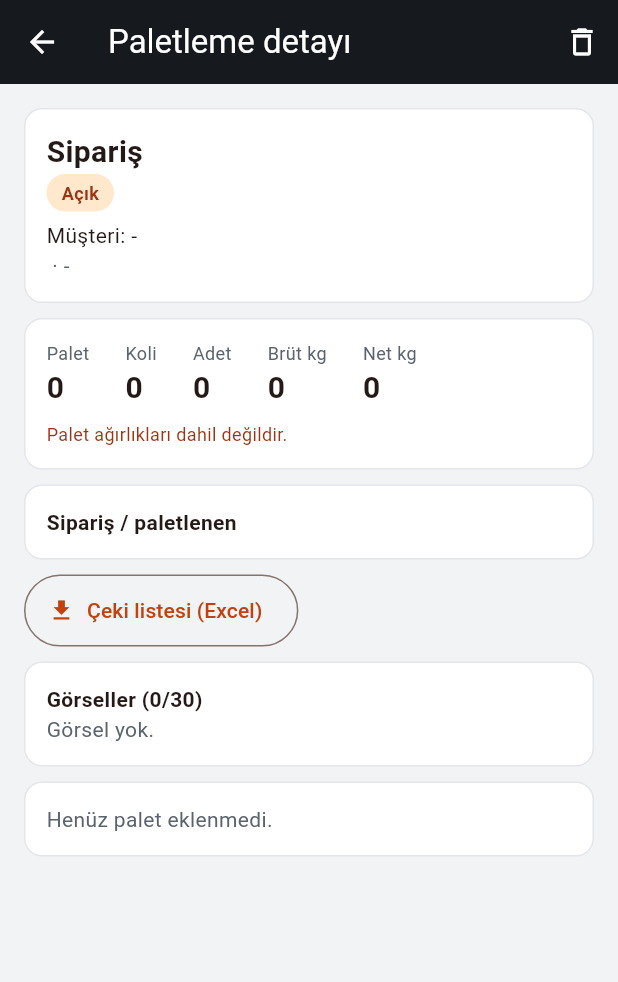
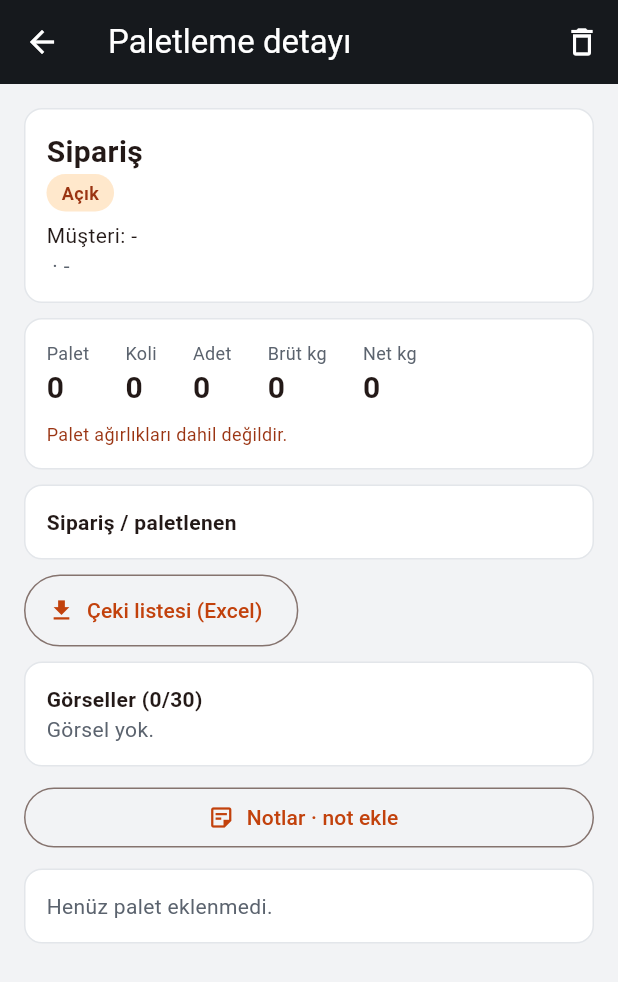
Before and after one commit to guraybilecen19791981-hub/Ariza-takip-, a Flutter app: the PalletDetailPage screen opened directly with empty values, on a phone screen of 412 x 824 dp. Shown: the top 982 px of the screen. Run offline on Flutter 3.47's test engine with Material 3 defaults, Android fonts, the phone set to English and light mode, and no system bars; our stand-ins replace cloud_firestore, firebase_auth, firebase_core, firebase_storage, flutter_local_notifications, image_picker and 1 more; missing offline and left inert: excel; accounts and stored records are empty.

Commit message:
Add files via upload

```diff
--- a/lib/main.dart
+++ b/lib/main.dart
@@ -22,6 +22,7 @@ part 'pallet.dart';
 part 'machine.dart';
 part 'mfault.dart';
 part 'account.dart';
+part 'notes.dart';
 
 // ---------------------------------------------------------------------------
 // Ayarlar
--- /dev/null
+++ b/lib/notes.dart
@@ -0,0 +1,224 @@
+part of 'main.dart';
+
+// ---------------------------------------------------------------------------
+// Notlar: Sargı / Üretim makineleri (sipariş ya da makine), Paketleme ve Paletleme siparişlerine
+// istenildiği kadar not eklenir. Notlar raporlarda ve Excel'de görünür.
+// ---------------------------------------------------------------------------
+
+const Map<String, String> kNoteModules = {'sargi': 'Sargı makineleri', 'uretim': 'Üretim makineleri', 'paketleme': 'Paketleme', 'paletleme': 'Paletleme'};
+
+class NoteRef {
+  final String module; // sargi | uretim | paketleme | paletleme
+  final String refType; // job | machine | pack | pallet
+  final String refId;
+  final String title;
+  final String machineId;
+  final String machineName;
+  final String orderNo;
+  final String productCode;
+  final String line;
+  const NoteRef({
+    required this.module,
+    required this.refType,
+    required this.refId,
+    required this.title,
+    this.machineId = '',
+    this.machineName = '',
+    this.orderNo = '',
+    this.productCode = '',
+    this.line = '',
+  });
+
+  // Makinede aktif sipariş varsa siparişe, yoksa makineye not eklenir
+  factory NoteRef.machine(LineMachine m) => m.hasJob
+      ? NoteRef(
+          module: m.grp.key,
+          refType: 'job',
+          refId: m.jobId,
+          title: 'Sipariş ${m.orderNo} · ${m.name}',
+          machineId: m.id,
+          machineName: m.name,
+          orderNo: m.orderNo,
+          productCode: m.productCode,
+          line: m.line)
+      : NoteRef(module: m.grp.key, refType: 'machine', refId: m.id, title: m.name, machineId: m.id, machineName: m.name, line: m.line);
+
+  factory NoteRef.job(MJob j) => NoteRef(
+      module: mGroupOf(j.group).key,
+      refType: 'job',
+      refId: j.id,
+      title: 'Sipariş ${j.orderNo} · ${j.machineName}',
+      machineId: j.machineId,
+      machineName: j.machineName,
+      orderNo: j.orderNo,
+      productCode: j.productCode,
+      line: j.line);
+}
+
+class MNote {
+  final String id;
+  final String module;
+  final String refType;
+  final String refId;
+  final String machineId;
+  final String machineName;
+  final String orderNo;
+  final String productCode;
+  final String line;
+  final String text;
+  final String by;
+  final String byUid;
+  final DateTime? t;
+  const MNote(this.id, this.module, this.refType, this.refId, this.machineId, this.machineName, this.orderNo, this.productCode, this.line, this.text,
+      this.by, this.byUid, this.t);
+
+  factory MNote.fromDoc(DocumentSnapshot<Map<String, dynamic>> d) {
+    final m = d.data() ?? <String, dynamic>{};
+    String s(String k) => (m[k] ?? '').toString();
+    return MNote(d.id, s('module'), s('refType'), s('refId'), s('machineId'), s('machineName'), s('orderNo'), s('productCode'), s('line'), s('text'),
+        s('by'), s('byUid'), tsToDate(m['t']));
+  }
+
+  String get line1 => '${fmtFull(t)} · $by: $text';
+}
+
+class NotesOps {
+  static CollectionReference<Map<String, dynamic>> get col => db.collection('notes');
+
+  static List<MNote> _sorted(Iterable<MNote> l) => l.toList()..sort((a, b) => (a.t ?? DateTime(2000)).compareTo(b.t ?? DateTime(2000)));
+
+  static Stream<List<MNote>> byRef(String refId) =>
+      col.where('refId', isEqualTo: refId).snapshots().map((s) => _sorted(s.docs.map((d) => MNote.fromDoc(d))));
+
+  static Future<void> add(NoteRef r, String text) => col.add({
+        'module': r.module,
+        'refType': r.refType,
+        'refId': r.refId,
+        'machineId': r.machineId,
+        'machineName': r.machineName,
+        'orderNo': r.orderNo,
+        'productCode': r.productCode,
+        'line': r.line,
+        'text': text,
+        'by': currentUser?.name ?? '',
+        'byUid': currentUser?.uid ?? '',
+        't': Timestamp.now(),
+      });
+
+  // Bir paneldeki tüm notlar (Excel için), kayıt kimliğine göre gruplu
+  static Future<Map<String, List<MNote>>> byModule(String module) async {
+    final s = await col.where('module', isEqualTo: module).get();
+    final out = <String, List<MNote>>{};
+    for (final n in _sorted(s.docs.map((d) => MNote.fromDoc(d)))) {
+      out.putIfAbsent(n.refId, () => <MNote>[]).add(n);
+    }
+    return out;
+  }
+
+  // Tarih aralığındaki notlar (makine raporu için)
+  static Future<List<MNote>> between(String module, DateTime from, DateTime to) async {
+    final s = await col.where('t', isGreaterThanOrEqualTo: Timestamp.fromDate(from)).where('t', isLessThan: Timestamp.fromDate(to)).get();
+    return _sorted(s.docs.map((d) => MNote.fromDoc(d)).where((n) => n.module == module));
+  }
+
+  static String joined(List<MNote>? l) => (l ?? const <MNote>[]).map((n) => n.line1).join(' | ');
+}
+
+Future<void> addNoteDialog(BuildContext context, NoteRef r) async {
+  final t = await askText(context, 'Not ekle', r.title, ok: 'Ekle', mustFill: true);
+  if (t == null || t.trim().isEmpty) return;
+  try {
+    await NotesOps.add(r, t.trim());
+    toast('Not eklendi');
+  } catch (e) {
+    toast('Kaydedilemedi: $e');
+  }
+}
+
+class NotesPage extends StatelessWidget {
+  final NoteRef ref;
+  const NotesPage({super.key, required this.ref});
+
+  @override
+  Widget build(BuildContext context) {
+    final me = currentUser;
+    return Scaffold(
+      appBar: AppBar(title: Text('Notlar · ${ref.title}')),
+      floatingActionButton: FloatingActionButton.extended(
+        backgroundColor: kOrange,
+        foregroundColor: Colors.white,
+        onPressed: () => addNoteDialog(context, ref),
+        icon: const Icon(Icons.note_add),
+        label: const Text('Not ekle'),
+      ),
+      body: StreamBuilder<List<MNote>>(
+        stream: NotesOps.byRef(ref.refId),
+        builder: (context, snap) {
+          if (snap.hasError) return Center(child: Text('Hata: ${snap.error}'));
+          if (!snap.hasData) return const Center(child: CircularProgressIndicator());
+          final list = snap.data!.reversed.toList();
+          if (list.isEmpty) {
+            return const Center(
+              child: Padding(
+                padding: EdgeInsets.all(24),
+                child: Text('Henüz not yok. Olan her şeyi (ayar, sorun, bilgi) "Not ekle" ile yazın; raporlarda ve Excel\'de görünür.',
+                    textAlign: TextAlign.center, style: TextStyle(color: kMuted)),
+              ),
+            );
+          }
+          return ListView.separated(
+            padding: const EdgeInsets.fromLTRB(16, 12, 16, 96),
+            itemCount: list.length,
+            separatorBuilder: (_, __) => const SizedBox(height: 8),
+            itemBuilder: (context, i) {
+              final n = list[i];
+              final canDel = me != null && (me.isAdmin || me.uid == n.byUid);
+              return GestureDetector(
+                onLongPress: canDel
+                    ? () async {
+                        if (!await confirm(context, 'Not silinsin mi?', n.text, 'Sil')) return;
+                        try {
+                          await NotesOps.col.doc(n.id).delete();
+                        } catch (e) {
+                          toast('Silinemedi: $e');
+                        }
+                      }
+                    : null,
+                child: Container(
+                  padding: const EdgeInsets.all(12),
+                  decoration: BoxDecoration(color: const Color(0xFFFFF9DB), borderRadius: BorderRadius.circular(10)),
+                  child: Column(crossAxisAlignment: CrossAxisAlignment.start, children: [
+                    Text('${n.by} · ${fmtFull(n.t)}', style: const TextStyle(color: kMuted, fontSize: 12)),
+                    const SizedBox(height: 2),
+                    Text(n.text, style: const TextStyle(fontSize: 15)),
+                  ]),
+                ),
+              );
+            },
+          );
+        },
+      ),
+    );
+  }
+}
+
+// Not düğmesi: not sayısını gösterir, dokununca notlar sayfası açılır
+class NotesButton extends StatelessWidget {
+  final NoteRef noteRef;
+  const NotesButton({super.key, required this.noteRef});
+
+  @override
+  Widget build(BuildContext context) {
+    return StreamBuilder<List<MNote>>(
+      stream: NotesOps.byRef(noteRef.refId),
+      builder: (context, snap) {
+        final l = snap.data ?? const <MNote>[];
+        return OutlinedButton.icon(
+          onPressed: () => Navigator.of(context).push(MaterialPageRoute(builder: (_) => NotesPage(ref: noteRef))),
+          icon: const Icon(Icons.sticky_note_2_outlined, size: 18),
+          label: Text(l.isEmpty ? 'Notlar · not ekle' : 'Notlar (${l.length}) · son: ${l.last.text}', maxLines: 1, overflow: TextOverflow.ellipsis),
+        );
+      },
+    );
+  }
+}
--- a/lib/pack.dart
+++ b/lib/pack.dart
@@ -1984,10 +1984,14 @@ Future<void> exportPackExcel() async {
     xl.CellValue n(int v) => xl.IntCellValue(v);
 
     final reasonKeys = kStopReasons.keys.toList();
+    // Paketleme notları "Not ekle" ile hareketlere yazılır; Excel'de ayrıca toplanır
+    final xl.Sheet s3 = excel['Notlar'];
+    s3.appendRow(<xl.CellValue?>[t('Tarih saat'), t('Sipariş no'), t('Ürün kodu'), t('Not'), t('Yazan')]);
     s1.appendRow(<xl.CellValue?>[
       t('Sipariş no'), t('Ürün kodu'), t('İş türü'), t('Sorumlu'), t('Başlangıç'), t('Bitiş'), t('Durum'),
       t('Toplam koli'), t('Artan adet'), t('Koli içi adet'), t('Koli içi kg'), t('Toplam kg'), t('Gün sayısı'), t('Son güncelleme'), t('Bitiş notu'),
       for (final k in reasonKeys) t('${kStopReasons[k]} (dk)'),
+      t('Notlar'),
     ]);
     s2.appendRow(<xl.CellValue?>[
       t('Sipariş no'), t('Ürün kodu'), t('İş türü'), t('Tarih saat'), t('İşlem'), t('Eklenen koli'), t('Eklenen adet'), t('Eklenen kg'),
@@ -1996,13 +2000,18 @@ Future<void> exportPackExcel() async {
 
     for (final d in orders.docs) {
       final o = PackOrder.fromDoc(d);
+      final ev = await PackOps.ref(o.id).collection('events').orderBy('t2').get();
+      final noteEvs = ev.docs.map((e) => PackEvent.fromDoc(e)).where((e) => e.type == 'not').toList();
+      for (final e in noteEvs) {
+        s3.appendRow(<xl.CellValue?>[t(fmtFull(e.t)), t(o.orderNo), t(o.productCode), t(e.displayText.replaceFirst('Not: ', '')), t(e.by)]);
+      }
       s1.appendRow(<xl.CellValue?>[
         t(o.orderNo), t(o.productCode), t(o.workTypeLabel), t(o.ownerName), t(fmtFull(o.createdAt)), t(fmtFull(o.finishedAt)), t(o.statusLabel),
         n(o.totalBoxes), n(o.remUnits), n(o.perBox), xl.DoubleCellValue(o.perBoxKg), xl.DoubleCellValue((o.totalKg * 100).round() / 100), n(o.dayCount),
         t(fmtFull(o.lastUpdateAt)), t(o.finishNote),
         for (final k in reasonKeys) n(o.stopMin[k] ?? 0),
+        t(noteEvs.map((e) => '${fmtFull(e.t)} · ${e.by}: ${e.displayText.replaceFirst('Not: ', '')}').join(' | ')),
       ]);
-      final ev = await PackOps.ref(o.id).collection('events').orderBy('t2').get();
       int running = 0;
       for (final e in ev.docs) {
         final m = e.data();
--- a/lib/pallet.dart
+++ b/lib/pallet.dart
@@ -1041,6 +1041,10 @@ class PalletDetailPage extends StatelessWidget {
               const SizedBox(height: 10),
               PalletPhotos(order: o, edit: edit),
               const SizedBox(height: 10),
+              NotesButton(
+                  noteRef: NoteRef(
+                      module: 'paletleme', refType: 'pallet', refId: o.id, title: 'Sipariş ${o.orderNo}${o.customer.isEmpty ? '' : ' · ${o.customer}'}', orderNo: o.orderNo)),
+              const SizedBox(height: 10),
               StreamBuilder<QuerySnapshot<Map<String, dynamic>>>(
                 stream: PalletOps.ref(o.id).collection('pallets').orderBy('no').snapshots(),
                 builder: (context, ps) {
@@ -1218,8 +1222,12 @@ Future<void> exportShipments() async {
     xl.CellValue dbl(double v) => xl.DoubleCellValue(v);
     sh.appendRow(<xl.CellValue?>[
       t('Durum'), t('Sipariş no'), t('Müşteri'), t('Ürünler'), t('Palet'), t('Koli'), t('Adet'), t('Brüt kg'), t('Net kg'),
-      t('Bitiş (sevke hazır)'), t('Sevk tarihi'), t('Not'),
+      t('Bitiş (sevke hazır)'), t('Sevk tarihi'), t('Not'), t('Notlar'),
     ]);
+    Map<String, List<MNote>> notes = {};
+    try {
+      notes = await NotesOps.byModule('paletleme');
+    } catch (_) {}
     det.appendRow(<xl.CellValue?>[
       t('Durum'), t('Sipariş no'), t('Müşteri'), t('Sevk tarihi'), t('Palet no'), t('Palet ebatı'), t('Ürün kodu'), t('Lot no'), t('SKT'),
       t('Koli'), t('Koli içi adet'), t('Toplam adet'), t('1 koli brüt kg'), t('1 koli net kg'), t('Brüt kg'), t('Net kg'),
@@ -1228,6 +1236,7 @@ Future<void> exportShipments() async {
       sh.appendRow(<xl.CellValue?>[
         t(o.stateLabel), t(o.orderNo), t(o.customer), t(o.lines.map((l) => l.productCode).join(', ')), n(o.palletCount), n(o.totalBoxes),
         n(o.totalUnits), dbl(o.gross), dbl(o.net), t(fmtFull(o.finishedAt)), t(o.isShipped ? fmtFull(o.shippedAt) : ''), t(o.finishNote),
+        t(NotesOps.joined(notes[o.id])),
       ]);
       final ps = await PalletOps.ref(o.id).collection('pallets').orderBy('no').get();
       for (final p in ps.docs.map((d) => Pallet.fromDoc(d))) {
--- a/pubspec.yaml
+++ b/pubspec.yaml
@@ -1,7 +1,7 @@
 name: ariza_takip
 description: Bind Takip - şirket içi takip uygulaması
 publish_to: 'none'
-version: 2.7.1+23
+version: 2.8.0+24
 
 environment:
   sdk: '>=3.4.0 <4.0.0'
```
Also changed, not shown: lib/machine.dart (+35 -4 lines).
